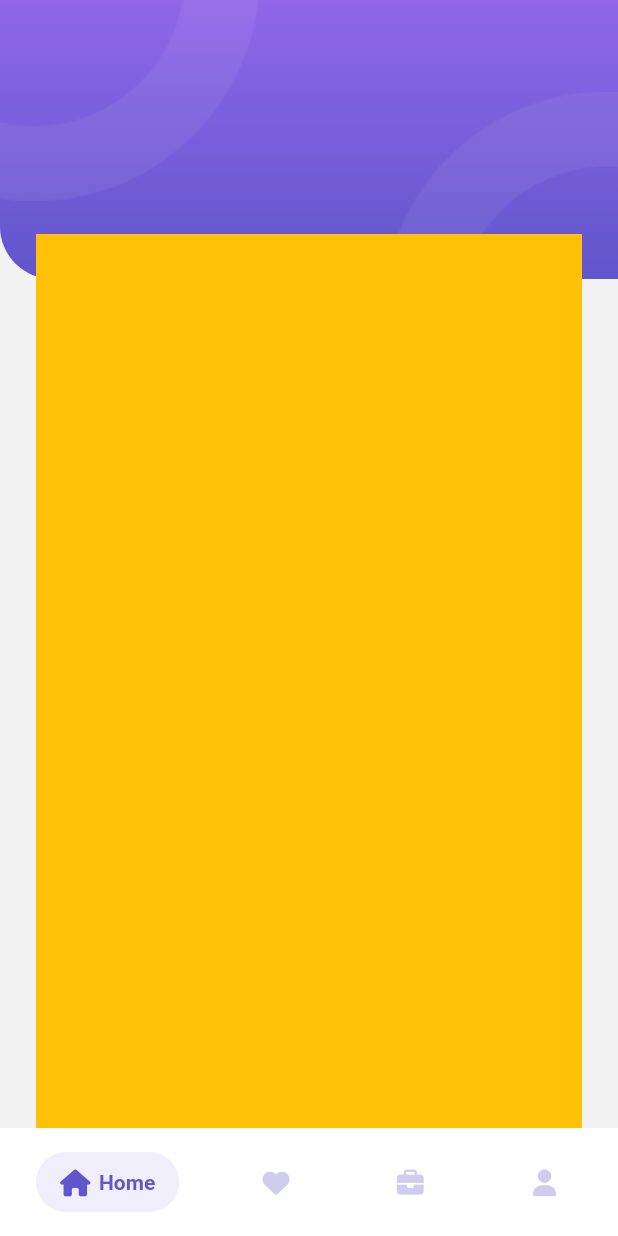
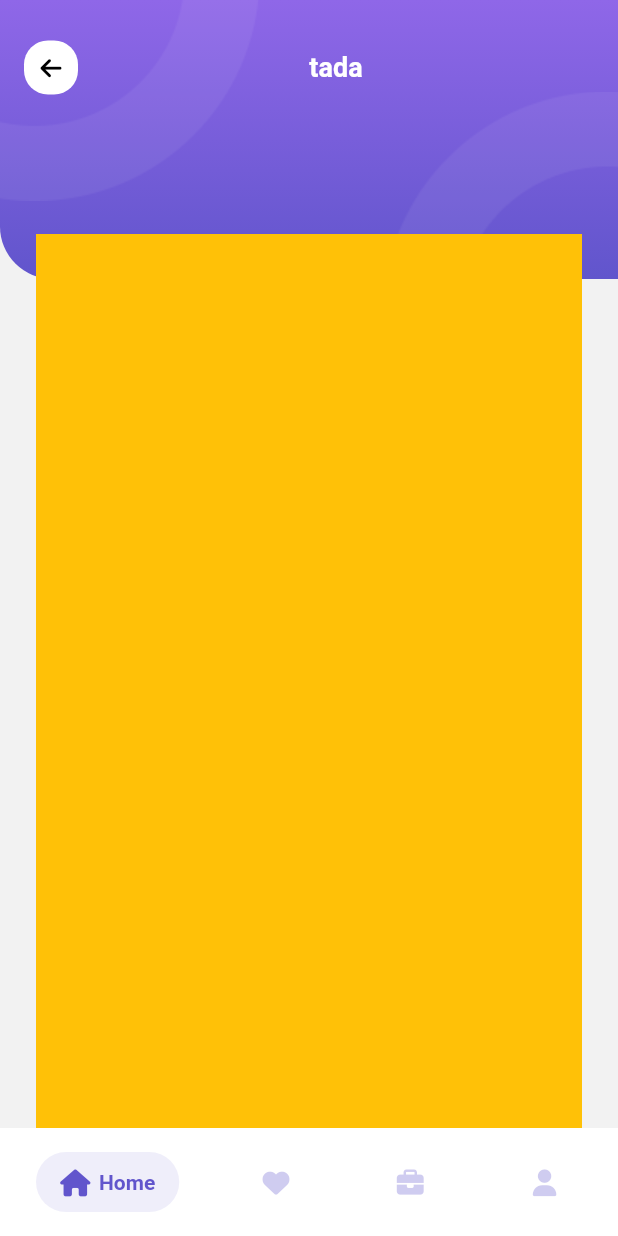
Before and after one commit to oanhlewkm/travel-app, a Flutter app: the MainApp screen opened by its route, on a phone screen of 412 x 824 dp. Run offline on Flutter 3.47's test engine with Material 2 defaults, Android fonts, the phone set to English and light mode, and no system bars; drawn by our look-alikes of salomon_bottom_bar; our stand-ins replace flutter_svg, font_awesome_flutter, hive_flutter, smooth_page_indicator; accounts and stored records are empty.

Commit message:
add custom title navbar

```diff
--- a/lib/representation/screen/home_screen.dart
+++ b/lib/representation/screen/home_screen.dart
@@ -12,6 +12,8 @@ class _HomeScreenState extends State<HomeScreen> {
   @override
   Widget build(BuildContext context) {
     return AppBarContainerWidge(
+      titleString: 'tada',
+      implementLeading: true,
       child: Container(
         color: Colors.amber,
       ),
--- a/lib/representation/widgets/app_bar_container_widget.dart
+++ b/lib/representation/widgets/app_bar_container_widget.dart
@@ -36,16 +36,16 @@ class AppBarContainerWidge extends StatelessWidget {
                     children: [
                       if (implementLeading)
                         Container(
-                          decoration: const BoxDecoration(
-                            borderRadius: BorderRadius.all(
-                              Radius.circular(kDefaultPadding),
-                            ),
+                          decoration: BoxDecoration(
+                            borderRadius:
+                                BorderRadius.circular(kDefaultPadding),
+                            color: Colors.white,
                           ),
-                          color: Colors.white,
+                          padding: const EdgeInsets.all(kItemPadding),
                           child: const Icon(
-                            FontAwesomeIcons.backward,
+                            FontAwesomeIcons.arrowLeft,
+                            size: kDefaultPadding,
                             color: Colors.black,
-                            size: kDefaultIconSize,
                           ),
                         ),
                       Expanded(
```
